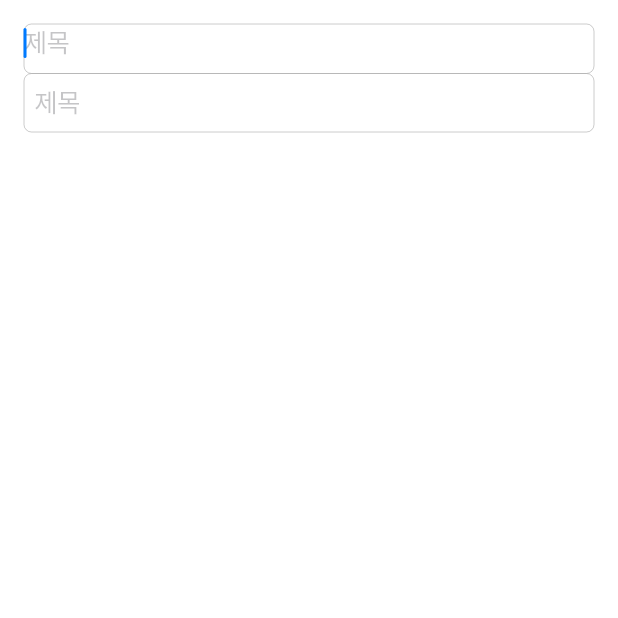
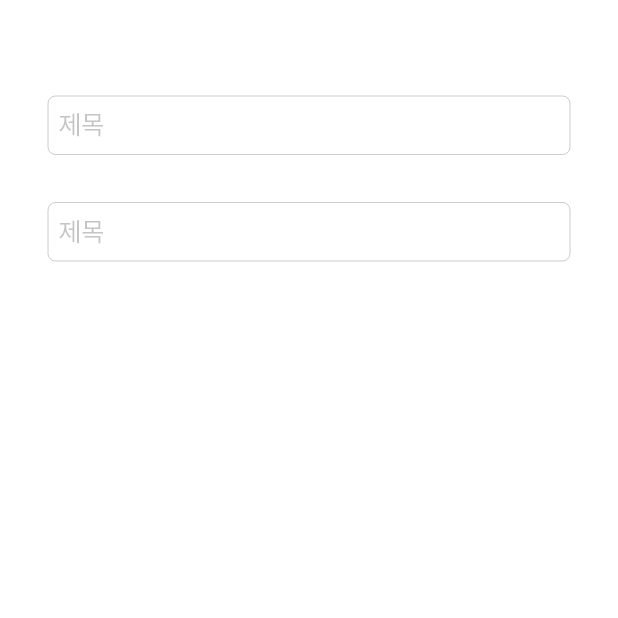
Before and after one commit to xeken/accobo, a Flutter app: the AddItem screen opened directly, on a phone screen of 412 x 824 dp, the top half of it. Run offline on Flutter 3.47's test engine with Material 2 defaults, Android fonts, the phone set to English and light mode, and no system bars.

Commit message:
[UPDATE] padding

```diff
--- a/lib/pages/AddItemRoute.dart
+++ b/lib/pages/AddItemRoute.dart
@@ -1,5 +1,6 @@
 import 'package:accobo/models/AccoboItem.dart';
 import 'package:flutter/cupertino.dart';
+import 'package:flutter/material.dart';
 
 class AddItem extends StatefulWidget{
 
@@ -19,16 +20,17 @@ class _AddItemState extends State<AddItem> {
 
   Widget build(BuildContext context){
     return CupertinoPageScaffold(
-      child: Padding(
-        padding: const EdgeInsets.all(16),
+      child: Container(
+        margin: const EdgeInsets.all(32),
+        padding: const EdgeInsets.only(top: 32),
         child: Column(
           children: <Widget>[
+
             CupertinoTextField(
-              autofocus: true,
               placeholder: "제목",
-              padding: const EdgeInsets.only(bottom: 8),
               //onSubmitted: accoboItem.,
             ),
+            Padding(padding: const EdgeInsets.all(16)),
             CupertinoTextField(
               placeholder: "제목",
             ),
```
